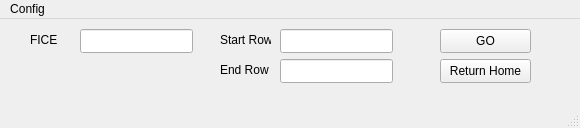
The window that transcriptreviewer.ui (at91322/dteassistant) describes before a commit, drawn with Qt 5.
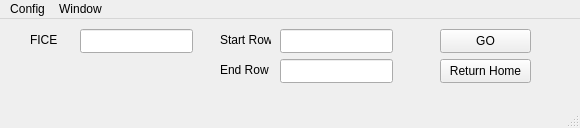
The same window after the commit.

Patch:
```diff
--- a/transcriptreviewer.ui
+++ b/transcriptreviewer.ui
@@ -138,7 +138,14 @@
     <addaction name="actionChange_Username"/>
     <addaction name="actionChange_Current_Term"/>
    </widget>
+   <widget class="QMenu" name="menuWindow">
+    <property name="title">
+     <string>Window</string>
+    </property>
+    <addaction name="actionAlways_On_Top"/>
+   </widget>
    <addaction name="menuConfig"/>
+   <addaction name="menuWindow"/>
   </widget>
   <widget class="QStatusBar" name="statusbar"/>
   <action name="actionChange_Username">
```
Left out of the diff: 8 changed lines with no effect on the pictures.
